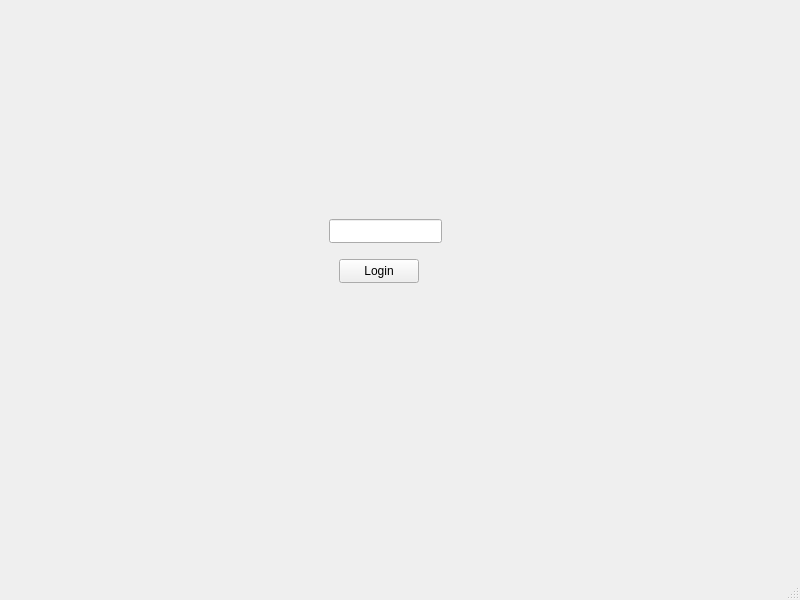
anatt1b/Automated-Teller-Machine, file bank-automat/mainwindow.ui: the form before one commit.
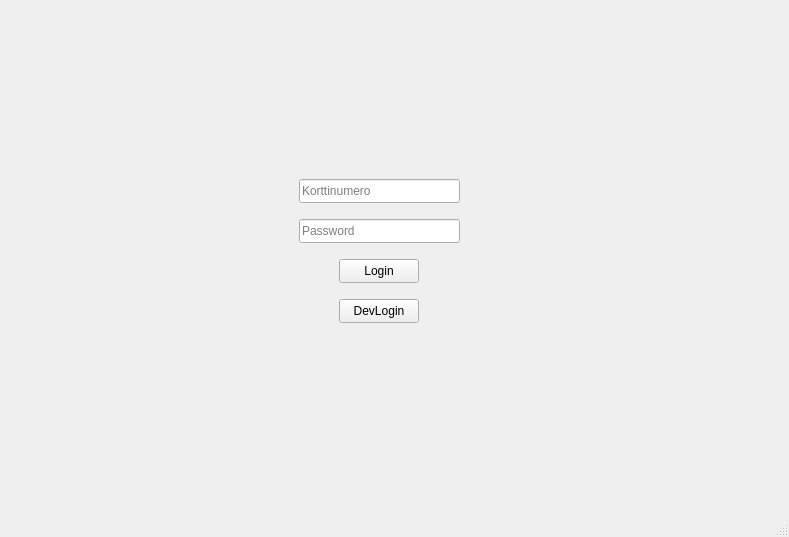
The form after the commit.

Commit message: added functional clientlogin and devlogin button to bypass login for development purposes

The edit to the form file:
```diff
--- a/bank-automat/mainwindow.ui
+++ b/bank-automat/mainwindow.ui
@@ -6,8 +6,8 @@
    <rect>
     <x>0</x>
     <y>0</y>
-    <width>800</width>
-    <height>600</height>
+    <width>789</width>
+    <height>537</height>
    </rect>
   </property>
   <property name="windowTitle">
@@ -34,15 +34,44 @@
        <widget class="QLineEdit" name="pinInput">
         <property name="geometry">
          <rect>
-          <x>320</x>
+          <x>290</x>
           <y>210</y>
-          <width>113</width>
+          <width>161</width>
           <height>24</height>
          </rect>
         </property>
         <property name="echoMode">
          <enum>QLineEdit::EchoMode::Password</enum>
         </property>
+        <property name="placeholderText">
+         <string>Password</string>
+        </property>
+       </widget>
+       <widget class="QLineEdit" name="cardInput">
+        <property name="geometry">
+         <rect>
+          <x>290</x>
+          <y>170</y>
+          <width>161</width>
+          <height>24</height>
+         </rect>
+        </property>
+        <property name="placeholderText">
+         <string>Korttinumero</string>
+        </property>
+       </widget>
+       <widget class="QPushButton" name="btnDevLogin">
+        <property name="geometry">
+         <rect>
+          <x>330</x>
+          <y>290</y>
+          <width>80</width>
+          <height>24</height>
+         </rect>
+        </property>
+        <property name="text">
+         <string>DevLogin</string>
+        </property>
        </widget>
       </widget>
       <widget class="QWidget" name="pageWithdraw">
```
Left out of the diff: 5 changed lines with no effect on the pictures. The commit also changes 4 other files.
